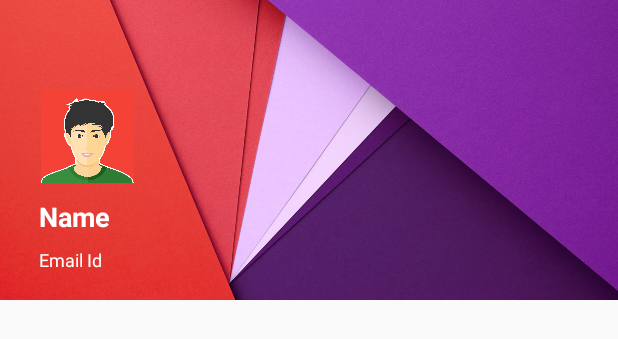
After one commit to prateekvijayvergiya/GoBudget, an Android app: the layout nav_header.xml on its own in the app's theme, with its tools: preview values and no code run, on a phone screen of 412 x 824 dp. The commit adds this screen. Shown: the top 339 px of the screen. Run offline under Robolectric (Android 15) with nearby library versions, the phone set to English and light mode, and no system bars.

```diff
--- /dev/null
+++ b/app/src/main/res/layout/nav_header.xml
@@ -0,0 +1,42 @@
+<?xml version="1.0" encoding="utf-8"?>
+<RelativeLayout xmlns:android="http://schemas.android.com/apk/res/android"
+    android:layout_width="match_parent"
+    android:layout_height="200dp"
+    android:background="@drawable/nav_head"
+    android:orientation="vertical"
+    android:padding="16dp">
+
+    <ImageView
+        android:layout_width="70dp"
+        android:layout_height="70dp"
+        android:layout_alignParentTop="true"
+        android:layout_alignParentStart="true"
+        android:layout_alignParentLeft="true"
+        android:layout_marginTop="36dp"
+        android:paddingTop="8dp"
+        android:layout_marginLeft="7dp"
+        android:src="@drawable/avatar"
+        android:id="@+id/navImage"/>
+
+    <TextView
+        android:layout_width="match_parent"
+        android:layout_height="wrap_content"
+        android:text="Name"
+        android:layout_below="@+id/navImage"
+        android:layout_marginTop="10dp"
+        android:layout_marginStart="10dp"
+        android:textStyle="bold"
+        android:textSize="18dp"
+        android:textColor="#ffffff"
+        android:id="@+id/navName"/>
+
+    <TextView
+        android:layout_width="match_parent"
+        android:layout_height="wrap_content"
+        android:text="Email Id"
+        android:layout_below="@+id/navName"
+        android:layout_marginTop="8dp"
+        android:layout_marginStart="10dp"
+        android:textSize="12dp"
+        android:textColor="#ffffff"/>
+</RelativeLayout>
```
Also changed, not shown: app/src/main/res/layout/activity_home.xml (+21 -6 lines), app/src/main/res/menu/home_menu.xml (added, +9 -0 lines), app/src/main/res/menu/nav_drawer.xml (added, +12 -0 lines), app/src/main/java/com/madprateek/gobudget/SignInActivity.java (line endings or trailing spaces), app/src/main/res/drawable/add_icon.png (added), app/src/main/res/drawable/avatar.png (added), app/src/main/res/drawable/nav_head.jpg (added).
